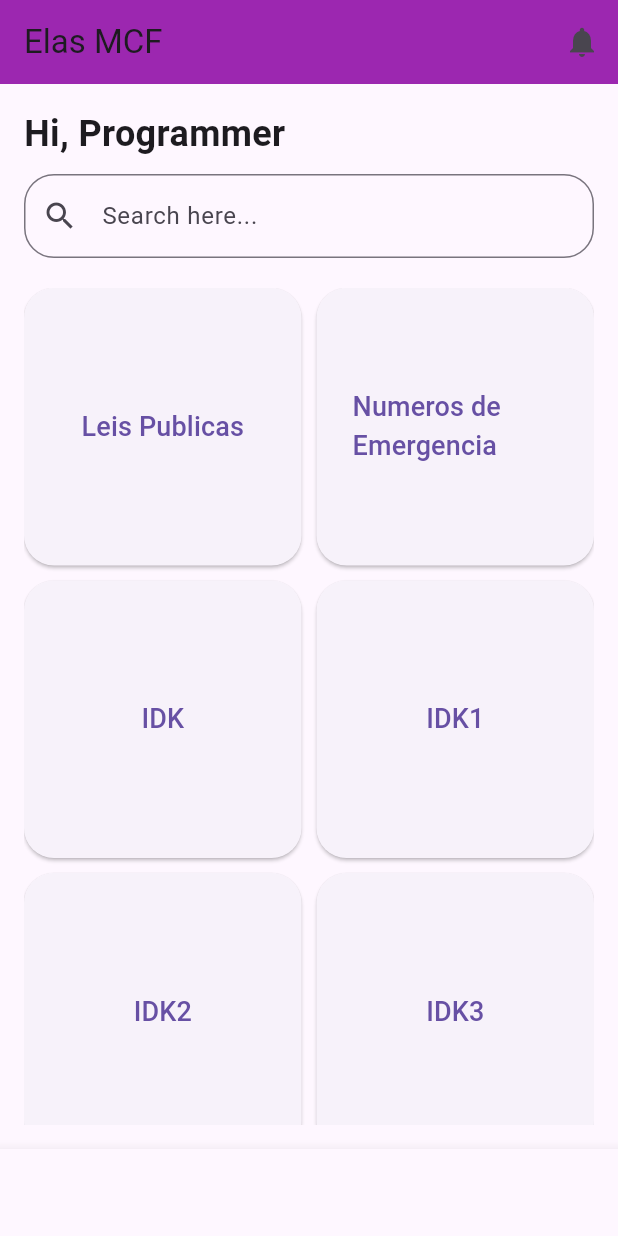
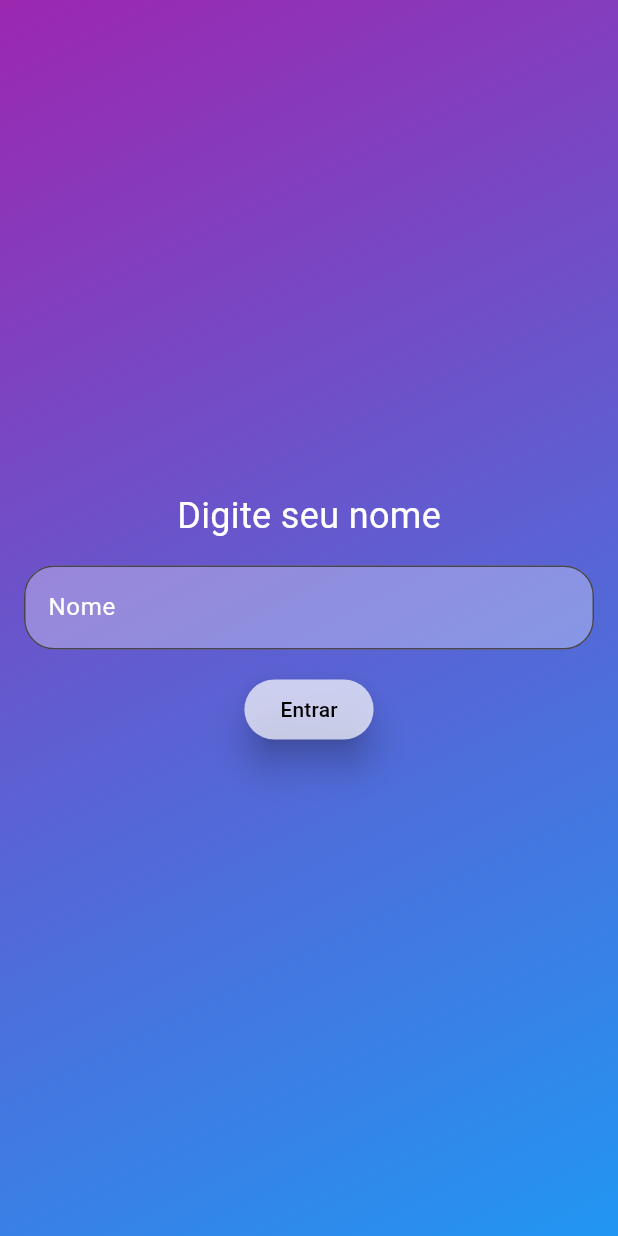
Before and after one commit to NatanSousa16/Elas_MCF, a Flutter app: the screen it shows after launch, on a phone screen of 412 x 824 dp. Run offline on Flutter 3.47's test engine with Material 3 defaults, Android fonts, the phone set to English and light mode, and no system bars; our stand-ins replace shared_preferences.

Commit message:
Alterações gerais na estrutura

```diff
--- a/elas_mcf/lib/main.dart
+++ b/elas_mcf/lib/main.dart
@@ -1,17 +1,125 @@
 import 'package:flutter/material.dart';
+import 'package:shared_preferences/shared_preferences.dart';
 
 void main() {
-  runApp(elasmcf());
+  runApp(ElasMCF());
 }
 
-class elasmcf extends StatefulWidget {
-  const elasmcf({super.key});
+class ElasMCF extends StatefulWidget {
+  const ElasMCF({super.key});
 
   @override
-  State<elasmcf> createState() => _elasmcfState();
+  State<ElasMCF> createState() => _ElasMCFState();
 }
 
-class _elasmcfState extends State<elasmcf> {
+class _ElasMCFState extends State<ElasMCF> {
+  @override
+  Widget build(BuildContext context) {
+    return MaterialApp(
+      theme: ThemeData(
+        primarySwatch: Colors.purple,
+      ),
+      home: FutureBuilder<String?>(
+        future: _loadUserName(),
+        builder: (context, snapshot) {
+          if (snapshot.connectionState == ConnectionState.waiting) {
+            return Center(child: CircularProgressIndicator());
+          } else if (snapshot.hasData && snapshot.data!.isNotEmpty) {
+            return HomePage(userName: snapshot.data!);
+          } else {
+            return LoginPage();
+          }
+        },
+      ),
+    );
+  }
+
+  Future<String?> _loadUserName() async {
+    SharedPreferences prefs = await SharedPreferences.getInstance();
+    return prefs.getString('userName');
+  }
+}
+
+class LoginPage extends StatelessWidget {
+  final TextEditingController _nameController = TextEditingController();
+
+  @override
+  Widget build(BuildContext context) {
+    return Scaffold(
+      body: Container(
+        decoration: BoxDecoration(
+          gradient: LinearGradient(
+            colors: [Colors.purple, Colors.blue],
+            begin: Alignment.topLeft,
+            end: Alignment.bottomRight,
+          ),
+        ),
+        child: Center(
+          child: Padding(
+            padding: const EdgeInsets.all(16.0),
+            child: Column(
+              mainAxisSize: MainAxisSize.min,
+              children: [
+                Text(
+                  'Digite seu nome',
+                  style: TextStyle(fontSize: 24, color: Colors.white),
+                ),
+                SizedBox(height: 16),
+                TextField(
+                  controller: _nameController,
+                  decoration: InputDecoration(
+                    border: OutlineInputBorder(
+                      borderRadius: BorderRadius.circular(20),
+                    ),
+                    filled: true,
+                    fillColor: Colors.white.withOpacity(0.3),
+                    labelText: 'Nome',
+                    labelStyle: TextStyle(color: Colors.white),
+                  ),
+                  style: TextStyle(color: Colors.white),
+                ),
+                SizedBox(height: 16),
+                ElevatedButton(
+                  onPressed: () async {
+                    if (_nameController.text.isNotEmpty) {
+                      SharedPreferences prefs = await SharedPreferences.getInstance();
+                      await prefs.setString('userName', _nameController.text);
+                      Navigator.pushReplacement(
+                        context,
+                        MaterialPageRoute(builder: (context) => HomePage(userName: _nameController.text)),
+                      );
+                    }
+                  },
+                  style: ElevatedButton.styleFrom(
+                    backgroundColor: Colors.white.withOpacity(0.7),
+                    foregroundColor: Colors.black,
+                    shadowColor: Colors.black,
+                    elevation: 10,
+                    shape: RoundedRectangleBorder(
+                      borderRadius: BorderRadius.circular(20),
+                    ),
+                  ),
+                  child: Text('Entrar'),
+                ),
+              ],
+            ),
+          ),
+        ),
+      ),
+    );
+  }
+}
+
+class HomePage extends StatefulWidget {
+  final String userName;
+
+  HomePage({required this.userName});
+
+  @override
+  _HomePageState createState() => _HomePageState();
+}
+
+class _HomePageState extends State<HomePage> {
   final TextEditingController _searchController = TextEditingController();
   final List<String> _courses = ['Leis Publicas', 'Numeros de Emergencia', 'IDK', 'IDK1', 'IDK2', 'IDK3'];
   late List<String> _filteredCourses;
@@ -39,46 +147,44 @@ class _elasmcfState extends State<elasmcf> {
 
   @override
   Widget build(BuildContext context) {
-    return MaterialApp(
-      home: Scaffold(
-        appBar: AppBar(
-          title: Text('Elas MCF'),
-          backgroundColor: Colors.purple,
-          actions: [
-            IconButton(
-              icon: Icon(Icons.notifications),
-              onPressed: () {},
+    return Scaffold(
+      body: Container(
+        decoration: BoxDecoration(
+          gradient: LinearGradient(
+            colors: [Colors.purple, Colors.blue],
+            begin: Alignment.topLeft,
+            end: Alignment.bottomRight,
           ),
-          ],
         ),
-        body: Padding(
         padding: const EdgeInsets.all(16.0),
         child: Column(
           children: [
             Align(
               alignment: Alignment.centerLeft,
               child: Text(
-                  'Hi, Programmer',
-                  style: TextStyle(fontSize: 24, fontWeight: FontWeight.bold),
+                'Olá, ${widget.userName}',
+                style: TextStyle(fontSize: 24, fontWeight: FontWeight.bold, color: Colors.white),
               ),
             ),
             SizedBox(height: 10),
             TextField(
               controller: _searchController,
               decoration: InputDecoration(
-                  hintText: 'Search here...',
-                  prefixIcon: Icon(Icons.search),
+                hintText: 'Procure Aqui...',
+                prefixIcon: Icon(Icons.search, color: Colors.white),
+                hintStyle: TextStyle(color: Colors.white),
+                filled: true,
+                fillColor: Colors.white.withOpacity(0.3),
                 border: OutlineInputBorder(
                   borderRadius: BorderRadius.circular(20),
+                  borderSide: BorderSide.none,
                 ),
               ),
+              style: TextStyle(color: Colors.white),
             ),
             SizedBox(height: 20),
             Expanded(
-                child: GridView.count(
-                  crossAxisCount: 2,
-                  crossAxisSpacing: 10,
-                  mainAxisSpacing: 10,
+              child: ListView(
                 children: _filteredCourses.map((course) => _buildCourseButton(context, course)).toList(),
               ),
             ),
@@ -93,13 +199,18 @@ class _elasmcfState extends State<elasmcf> {
           BottomNavigationBarItem(icon: Icon(Icons.account_circle), label: 'Account'),
         ],
       ),
-      ),
     );
   }
 
   Widget _buildCourseButton(BuildContext context, String title) {
-    return ElevatedButton(
+    return Padding(
+      padding: const EdgeInsets.symmetric(vertical: 8.0),
+      child: ElevatedButton(
         style: ElevatedButton.styleFrom(
+          backgroundColor: Colors.white.withOpacity(0.7),
+          foregroundColor: Colors.black,
+          shadowColor: Colors.black,
+          elevation: 10,
           shape: RoundedRectangleBorder(
             borderRadius: BorderRadius.circular(20),
           ),
@@ -112,7 +223,11 @@ class _elasmcfState extends State<elasmcf> {
             ),
           );
         },
+        child: Padding(
+          padding: const EdgeInsets.all(16.0),
           child: Text(title, style: TextStyle(fontSize: 18)),
+        ),
+      ),
     );
   }
 }
--- a/elas_mcf/pubspec.yaml
+++ b/elas_mcf/pubspec.yaml
@@ -9,6 +9,8 @@ environment:
 dependencies:
   flutter:
     sdk: flutter
+  shared_preferences: ^2.0.13
+
 
 dev_dependencies:
   flutter_test:
```
Also changed, not shown: elas_mcf/pubspec.lock. Lines whose indentation alone changed are shown as unchanged.
